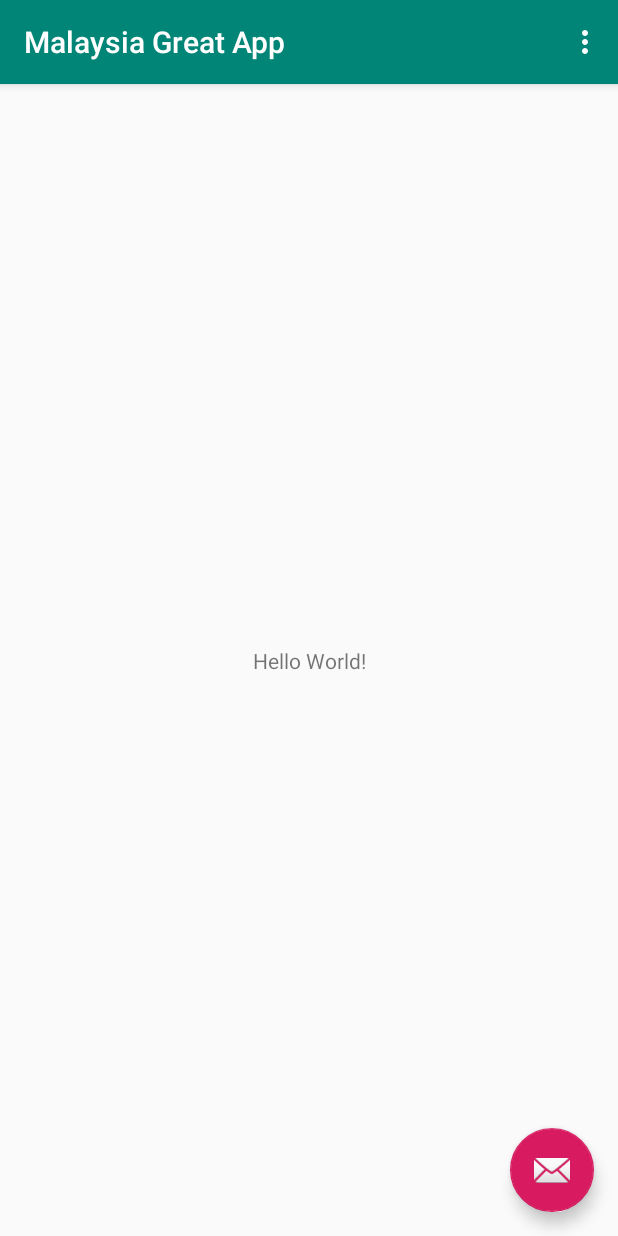
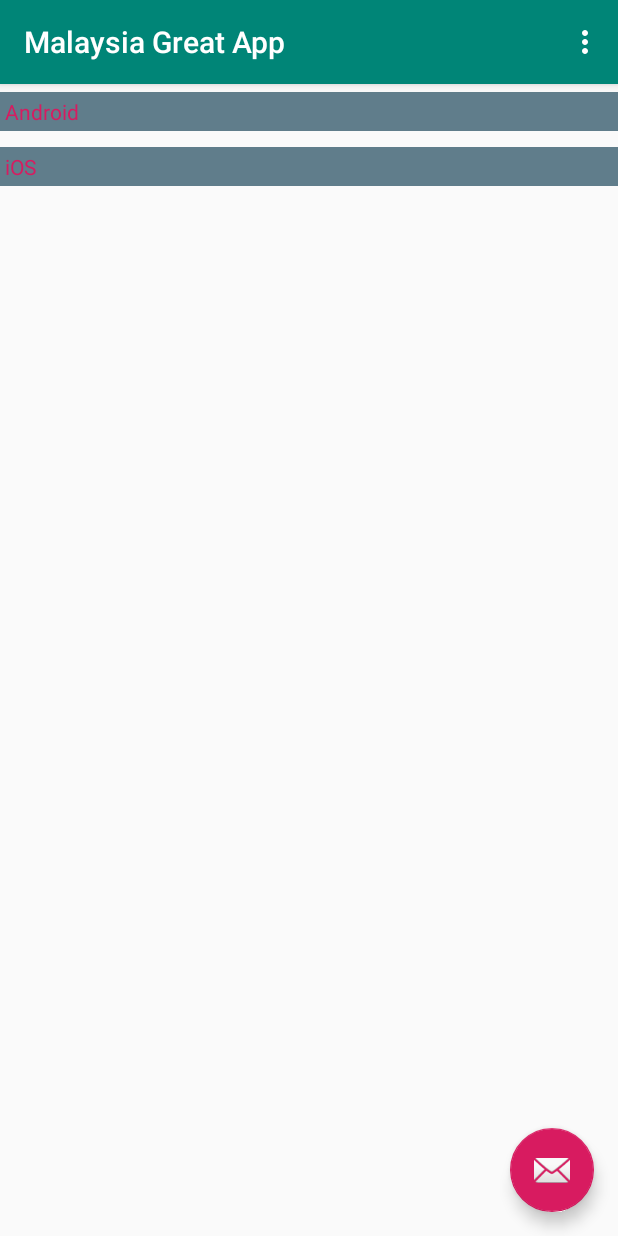
Before and after one commit to jk2pr/BuildVariant, an Android app: the screen it shows after launch (MainActivity), on a phone screen of 412 x 824 dp. Run offline under Robolectric (Android 15) with nearby library versions, the phone set to English and light mode, and no system bars; our stand-ins replace data binding.

Commit message:
Added navigation xml for proper navigation

```diff
--- a/app/build.gradle
+++ b/app/build.gradle
@@ -1,7 +1,6 @@
 apply plugin: 'com.android.application'
-
 apply plugin: 'kotlin-android'
-
+apply plugin: 'kotlin-kapt'
 apply plugin: 'kotlin-android-extensions'
 
 android {
@@ -23,16 +22,20 @@
 
     }
 
+    dataBinding {
+        enabled = true
+    }
 
-    productFlavors{
+
+    productFlavors {
 
         flavorDimensions "country"
-        malaysia_{
+        malaysia_ {
             applicationIdSuffix ".my"
             resValue "string", "app_name", "Malaysia Great App"
         }
 
-        india_{
+        india_ {
             applicationIdSuffix ".ind"
             resValue "string", "app_name", "India Great App"
         }
@@ -41,12 +44,17 @@
 
 dependencies {
     implementation fileTree(dir: 'libs', include: ['*.jar'])
-    implementation"org.jetbrains.kotlin:kotlin-stdlib-jdk7:$kotlin_version"
+    implementation "org.jetbrains.kotlin:kotlin-stdlib-jdk7:$kotlin_version"
     implementation 'androidx.appcompat:appcompat:1.0.2'
     implementation 'androidx.core:core-ktx:1.0.2'
     implementation 'androidx.constraintlayout:constraintlayout:1.1.3'
     implementation 'com.google.android.material:material:1.0.0'
+    implementation 'androidx.legacy:legacy-support-v4:1.0.0'
     testImplementation 'junit:junit:4.12'
     androidTestImplementation 'androidx.test.ext:junit:1.1.1'
     androidTestImplementation 'androidx.test.espresso:espresso-core:3.2.0'
+
+
+    implementation 'androidx.navigation:navigation-fragment-ktx:2.0.0'
+    implementation 'androidx.navigation:navigation-ui-ktx:2.0.0'
 }
--- /dev/null
+++ b/app/src/main/java/com/jk/buildvariant/DataAdapter.kt
@@ -0,0 +1,41 @@
+package com.jk.buildvariant
+
+import android.view.LayoutInflater
+import android.view.ViewGroup
+import androidx.databinding.DataBindingUtil
+import androidx.recyclerview.widget.RecyclerView
+import com.jk.buildvariant.databinding.ItemListBinding
+
+class DataAdapter(private val items: List<Item>) : RecyclerView.Adapter<DataAdapter.ViewHolder>() {
+
+
+    override fun onCreateViewHolder(parent: ViewGroup, viewType: Int): ViewHolder {
+
+
+
+        val  binding = DataBindingUtil
+                .inflate<ItemListBinding>(LayoutInflater.from(parent.context), R.layout.item_list, parent,false)
+
+       // val binding = ItemListBinding.inflate(LayoutInflater.from(parent.context))
+        return ViewHolder(binding)
+    }
+
+    override fun getItemCount(): Int {
+        return items.size
+
+    }
+
+    override fun onBindViewHolder(holder: ViewHolder, position: Int) {
+        holder.bind(items[position])
+    }
+
+
+    inner class ViewHolder(private val binding: ItemListBinding) : RecyclerView.ViewHolder(binding.root) {
+        fun bind(item: Item) {
+            with(binding) {
+                tvTitle.text = item.title
+            }
+        }
+
+    }
+}
--- /dev/null
+++ b/app/src/main/java/com/jk/buildvariant/DataViewModel.kt
@@ -0,0 +1,11 @@
+package com.jk.buildvariant
+
+class DataViewModel {
+
+    var data:ArrayList<Item> = arrayListOf(Item("Android"),Item("iOS"))
+
+    var adapter=DataAdapter(data)
+
+
+
+}
--- /dev/null
+++ b/app/src/main/java/com/jk/buildvariant/Item.kt
@@ -0,0 +1,4 @@
+package com.jk.buildvariant
+
+data class Item(val title:String) {
+}
--- a/app/src/main/java/com/jk/buildvariant/MainActivity.kt
+++ b/app/src/main/java/com/jk/buildvariant/MainActivity.kt
@@ -5,7 +5,6 @@
 import androidx.appcompat.app.AppCompatActivity
 import android.view.Menu
 import android.view.MenuItem
-
 import kotlinx.android.synthetic.main.activity_main.*
 
 class MainActivity : AppCompatActivity() {
@@ -13,9 +12,8 @@
     override fun onCreate(savedInstanceState: Bundle?) {
         super.onCreate(savedInstanceState)
         setContentView(R.layout.activity_main)
+
         setSupportActionBar(toolbar)
-
-        print(Constant.ServerUrl)
         fab.setOnClickListener { view ->
             Snackbar.make(view, "Replace with your own action", Snackbar.LENGTH_LONG)
                 .setAction("Action", null).show()
--- /dev/null
+++ b/app/src/main/java/com/jk/buildvariant/RecyclerFragment.kt
@@ -0,0 +1,40 @@
+package com.jk.buildvariant
+
+
+import android.os.Bundle
+import androidx.fragment.app.Fragment
+import android.view.LayoutInflater
+import android.view.View
+import android.view.ViewGroup
+import androidx.databinding.DataBindingUtil
+import androidx.recyclerview.widget.LinearLayoutManager
+import com.jk.buildvariant.databinding.FragmentRecyclerBinding
+
+/**
+ * A simple [Fragment] subclass.
+ */
+class RecyclerFragment : Fragment() {
+
+    private val dataViewModel = DataViewModel()
+
+    lateinit var binding: FragmentRecyclerBinding
+    override fun onCreateView(
+        inflater: LayoutInflater, container: ViewGroup?,
+        savedInstanceState: Bundle?
+    ): View? {
+
+        binding = DataBindingUtil.inflate(
+            inflater, R.layout.fragment_recycler, container, false
+        )
+        val view = binding.root
+
+        binding.viewModel = dataViewModel
+        return view
+    }
+
+    override fun onViewCreated(view: View, savedInstanceState: Bundle?) {
+        super.onViewCreated(view, savedInstanceState)
+        binding.recyclerView.layoutManager = LinearLayoutManager(view.context)
+
+    }
+}
--- a/app/src/main/res/layout/activity_main.xml
+++ b/app/src/main/res/layout/activity_main.xml
@@ -21,7 +21,19 @@
 
     </com.google.android.material.appbar.AppBarLayout>
 
-    <include layout="@layout/content_main"/>
+    <fragment
+        android:id="@+id/my_nav_host_fragment"
+        android:name="androidx.navigation.fragment.NavHostFragment"
+        android:layout_width="match_parent"
+        android:layout_height="match_parent"
+        app:defaultNavHost="true"
+        app:layout_behavior="@string/appbar_scrolling_view_behavior"
+        app:layout_constraintBottom_toBottomOf="parent"
+        app:layout_constraintLeft_toLeftOf="parent"
+        app:layout_constraintRight_toRightOf="parent"
+        app:layout_constraintTop_toBottomOf="@+id/toolbar"
+        app:navGraph="@navigation/nav_graph" />
+
 
     <com.google.android.material.floatingactionbutton.FloatingActionButton
             android:id="@+id/fab"
--- a/app/src/main/res/layout/content_main.xml
+++ /dev/null
@@ -1,21 +0,0 @@
-<?xml version="1.0" encoding="utf-8"?>
-<androidx.constraintlayout.widget.ConstraintLayout
-        xmlns:android="http://schemas.android.com/apk/res/android"
-        xmlns:tools="http://schemas.android.com/tools"
-        xmlns:app="http://schemas.android.com/apk/res-auto"
-        android:layout_width="match_parent"
-        android:layout_height="match_parent"
-        app:layout_behavior="@string/appbar_scrolling_view_behavior"
-        tools:showIn="@layout/activity_main"
-        tools:context=".MainActivity">
-
-    <TextView
-            android:layout_width="wrap_content"
-            android:layout_height="wrap_content"
-            android:text="Hello World!"
-            app:layout_constraintBottom_toBottomOf="parent"
-            app:layout_constraintLeft_toLeftOf="parent"
-            app:layout_constraintRight_toRightOf="parent"
-            app:layout_constraintTop_toTopOf="parent"/>
-
-</androidx.constraintlayout.widget.ConstraintLayout>
--- /dev/null
+++ b/app/src/main/res/layout/fragment_recycler.xml
@@ -0,0 +1,33 @@
+<?xml version="1.0" encoding="utf-8"?>
+
+
+<layout xmlns:android="http://schemas.android.com/apk/res/android"
+    xmlns:tools="http://schemas.android.com/tools"
+    xmlns:app="http://schemas.android.com/apk/res-auto">
+
+    <data>
+
+        <variable
+            name="viewModel"
+            type="com.jk.buildvariant.DataViewModel" />
+    </data>
+
+    <androidx.constraintlayout.widget.ConstraintLayout
+        android:layout_width="match_parent"
+        android:layout_height="match_parent"
+        app:layout_behavior="@string/appbar_scrolling_view_behavior"
+        tools:showIn="@layout/activity_main"
+        tools:context=".RecyclerFragment">
+
+        <androidx.recyclerview.widget.RecyclerView
+            android:id="@+id/recyclerView"
+            app:adapter="@{viewModel.adapter}"
+            android:layout_width="0dp"
+            android:layout_height="0dp"
+            app:layout_constraintBottom_toBottomOf="parent"
+            app:layout_constraintLeft_toLeftOf="parent"
+            app:layout_constraintRight_toRightOf="parent"
+            app:layout_constraintTop_toTopOf="parent" />
+
+    </androidx.constraintlayout.widget.ConstraintLayout>
+</layout>
--- /dev/null
+++ b/app/src/main/res/layout/item_list.xml
@@ -0,0 +1,29 @@
+<?xml version="1.0" encoding="utf-8"?>
+<layout xmlns:android="http://schemas.android.com/apk/res/android"
+    xmlns:tools="http://schemas.android.com/tools">
+
+    <data>
+        <variable
+            name="item"
+            type="com.jk.buildvariant.Item" />
+    </data>
+
+    <LinearLayout
+        android:layout_width="match_parent"
+        android:layout_height="wrap_content"
+        android:layout_marginBottom="5dp"
+        android:layout_marginTop="5dp"
+        android:background="#ff607D8B"
+        android:orientation="vertical">
+
+        <TextView
+            android:id="@+id/tv_title"
+            android:textColor="@color/colorAccent"
+            android:layout_width="match_parent"
+            android:layout_height="wrap_content"
+            android:layout_margin="3dp"
+            tools:text="30% on beer" />
+
+
+    </LinearLayout>
+</layout>
--- /dev/null
+++ b/app/src/main/res/navigation/nav_graph.xml
@@ -0,0 +1,12 @@
+<?xml version="1.0" encoding="utf-8"?>
+<navigation xmlns:android="http://schemas.android.com/apk/res/android"
+    xmlns:app="http://schemas.android.com/apk/res-auto"
+    xmlns:tool="http://schemas.android.com/tools"
+    android:id="@+id/nav_graph.xml"
+    app:startDestination="@+id/recyler">
+    <fragment
+        android:id="@+id/recyler"
+        android:name="com.jk.buildvariant.RecyclerFragment"
+        tool:layout="@layout/fragment_recycler"
+        android:label="Recyler" />
+</navigation>
--- a/app/src/main/res/values/strings.xml
+++ b/app/src/main/res/values/strings.xml
@@ -1,3 +1,6 @@
 <resources>
     <string name="action_settings">Settings</string>
+
+    <!-- TODO: Remove or change this placeholder text -->
+    <string name="hello_blank_fragment">Hello blank fragment</string>
 </resources>
```
Also changed, not shown: 2 other files.
